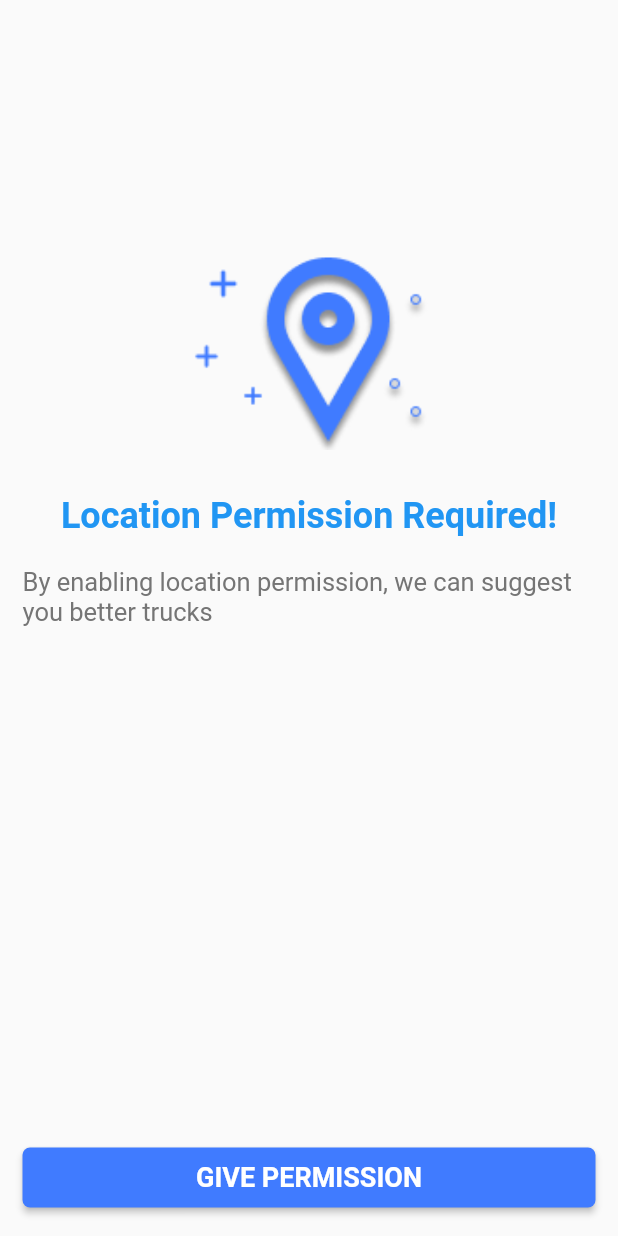
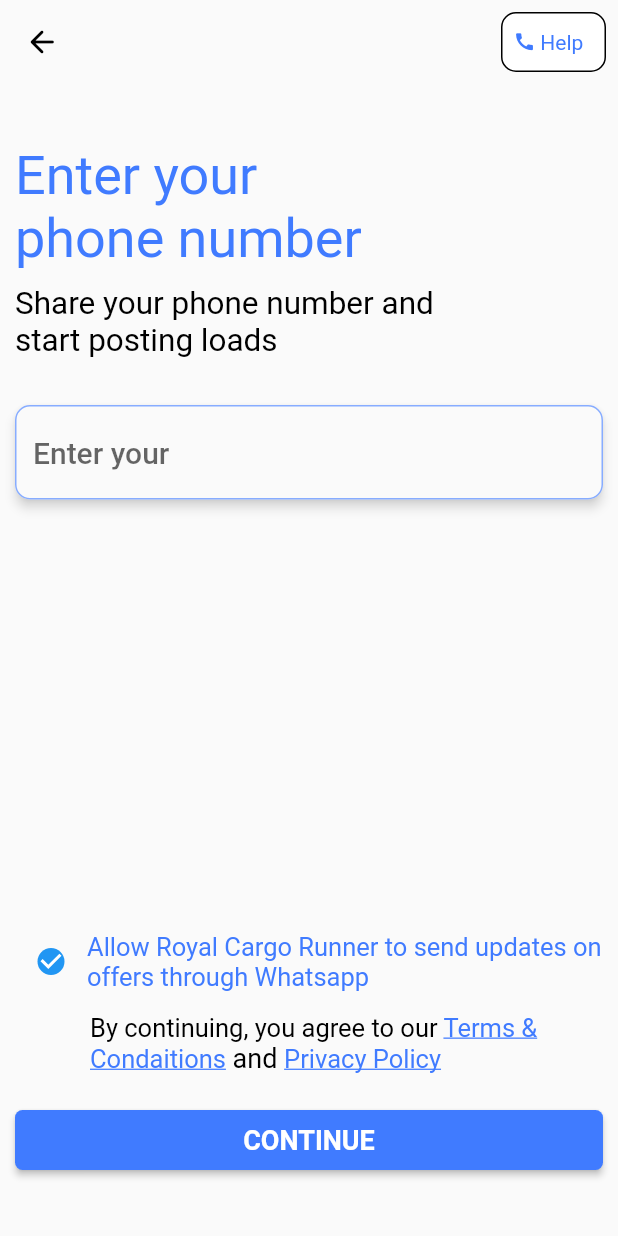
Before and after one commit to Abhishek617/transport_system, a Flutter app: the Location_Icon screen opened directly, after a tap on "GIVE PERMISSION", on a phone screen of 412 x 824 dp. Run offline on Flutter 3.47's test engine with Material 2 defaults, Android fonts, the phone set to English and light mode, and no system bars; our stand-ins replace intro_slider; Roboto replaces fonts that are missing (Roboto-Regular).

Commit message:
Registration

```diff
--- a/lib/screens/permission2.dart
+++ b/lib/screens/permission2.dart
@@ -1,5 +1,6 @@
 import 'package:flutter/material.dart';
 import 'package:royal_cargo/custom_widgets/appButtons.dart';
+import 'package:royal_cargo/screens/registration_screen.dart';
 import 'package:royal_cargo/utils/appStrings.dart';
 
 class Location_Icon extends StatefulWidget {
@@ -44,7 +45,11 @@
               child: AppButtons().kElevatedButton(
                   title: "GIVE PERMISSION",
                   context: context,
-                  onPressed: (){}),
+                  onPressed: (){
+                    Navigator.push(
+                      context,
+                      MaterialPageRoute(builder: (context) => Registration()),);
+                  }),
             )
           ],
         ),
--- /dev/null
+++ b/lib/screens/registration_screen.dart
@@ -0,0 +1,165 @@
+import 'package:flutter/material.dart';
+import 'package:royal_cargo/custom_widgets/appButtons.dart';
+import 'package:royal_cargo/utils/appStrings.dart';
+import 'package:flutter/gestures.dart';
+
+import '../utils/appColors.dart';
+
+class Registration extends StatefulWidget {
+  const Registration({Key? key}) : super(key: key);
+
+  @override
+  State<Registration> createState() => _RegistrationState();
+}
+
+class _RegistrationState extends State<Registration> {
+  bool isChecked = true;
+  TextEditingController mobileNumber = TextEditingController();
+
+  @override
+  Widget build(BuildContext context) {
+    return Scaffold(
+      appBar: AppBar(
+        elevation: 0,
+        backgroundColor: Colors.transparent,
+        leading: const Icon(
+          Icons.arrow_back_rounded,
+          color: Colors.black,
+        ),
+        actions: [
+          Padding(
+            padding: const EdgeInsets.all(8.0),
+            child: Container(
+              height: 1,
+              width: 70,
+              decoration: BoxDecoration(
+                  borderRadius: BorderRadius.circular(10),
+                  color: Colors.white,
+                  border: Border.all(color: Colors.black)
+                  //    borderRadius:Radius.circula
+                  ),
+              child: Center(
+                child: Row(
+                  mainAxisAlignment: MainAxisAlignment.center,
+                  children: const [
+                    Icon(
+                      Icons.call,
+                      color: AppColors.kBlue,
+                      size: 15,
+                    ),
+                    SizedBox(
+                      width: 3,
+                    ),
+                    Text(
+                      "Help  ",
+                      style: TextStyle(color: AppColors.kBlue),
+                    ),
+                  ],
+                ),
+              ),
+            ),
+          )
+        ],
+      ),
+      body: Padding(
+        padding: const EdgeInsets.symmetric(vertical: 40, horizontal: 10),
+        child: Column(
+          crossAxisAlignment: CrossAxisAlignment.start,
+          children: [
+            const Text(
+              AppStrings.kEnterPhnNo,
+              style: TextStyle(color: AppColors.kBlue, fontSize: 36),
+            ),
+            const SizedBox(
+              height: 10,
+            ),
+            const Text(
+              AppStrings.kPhnNoDesc,
+              style: TextStyle(color: AppColors.kBlack, fontSize: 21),
+            ),
+            const SizedBox(
+              height: 30,
+            ),
+            AppButtons().kTextFormField(
+                controller: mobileNumber,
+                keyboardType: TextInputType.number,
+                textInputAction: TextInputAction.newline),
+            const Spacer(),
+            Row(
+              children: [
+                Checkbox(
+                  //  checkColor: Colors.white,
+                  //fillColor: MaterialStateProperty.resolveWith(getColor),
+                  value: isChecked,
+                  shape: const CircleBorder(),
+                  onChanged: (bool? value) {
+                    setState(() {
+                      isChecked = value!;
+                    });
+                  },
+                ),
+                const Expanded(
+                    child: Text(
+                  AppStrings.kAllowWhatsappUpdates,
+                  style: TextStyle(
+                    fontSize: 17,
+                    color: AppColors.kBlue,
+                  ),
+                )),
+              ],
+            ),
+
+            Padding(
+              padding: const EdgeInsets.only(left: 40),
+              child: privacyPolicyLinkAndTermsOfService(),
+            ),
+            const SizedBox(
+              height: 10,
+            ),
+            AppButtons().kElevatedButton(
+                title: AppStrings.kCONTINUE, context: context, onPressed: () {})
+          ],
+        ),
+      ),
+    );
+  }
+
+  Widget privacyPolicyLinkAndTermsOfService() {
+    return Container(
+      alignment: Alignment.center,
+      padding: const EdgeInsets.all(10),
+      child: Center(
+          child: Text.rich(TextSpan(
+              text: 'By continuing, you agree to our ',
+              style: const TextStyle(fontSize: 17, color: AppColors.kBlack),
+              children: <TextSpan>[
+            TextSpan(
+                text: 'Terms & Condaitions',
+                style: const TextStyle(
+                  fontSize: 17,
+                  color: AppColors.kBlue,
+                  decoration: TextDecoration.underline,
+                ),
+                recognizer: TapGestureRecognizer()
+                  ..onTap = () {
+                    // code to open / launch terms of service link here
+                  }),
+            TextSpan(
+                text: ' and ',
+                style: const TextStyle(fontSize: 18, color: Colors.black),
+                children: <TextSpan>[
+                  TextSpan(
+                      text: 'Privacy Policy',
+                      style: const TextStyle(
+                          fontSize: 17,
+                          color: AppColors.kBlue,
+                          decoration: TextDecoration.underline),
+                      recognizer: TapGestureRecognizer()
+                        ..onTap = () {
+                          // code to open / launch privacy policy link here
+                        })
+                ])
+          ]))),
+    );
+  }
+}
--- a/lib/utils/appStrings.dart
+++ b/lib/utils/appStrings.dart
@@ -38,11 +38,11 @@
 
   //Register through Mobile Otp
   static const kEnterPhnNo = 'Enter your\nphone number';
-  static const kPhnNoDesc = 'Share your phone number and start posting loads';
+  static const kPhnNoDesc = 'Share your phone number and\nstart posting loads';
   static const kAllowWhatsappUpdates =
       'Allow Royal Cargo Runner to send updates on offers through Whatsapp';
   static const kAgreeTermsandPolicy =
-      'By continuing, you are agreeing to the Terms & Conditions and Privacy Policy  ';
+      'By continuing, you are agreeing to the Terms & Conditions and Privacy Policy';
   static const kCONTINUE = 'CONTINUE';
   static const kReceivingOTP = 'Receiving OTP';
   static const kRecieveOTP = 'You will receive the OTP on 1234567890';
--- /dev/null
+++ b/lib/utils/device_utils.dart
@@ -0,0 +1,38 @@
+//
+import 'package:flutter/material.dart';
+
+/// Helper class for device related operations.
+///
+class DeviceUtils {
+
+  ///
+  /// hides the keyboard if its already open
+  ///
+  static hideKeyboard(BuildContext context) {
+    FocusScope.of(context).unfocus();
+  }
+
+  ///
+  /// accepts a double [scale] and returns scaled sized based on the screen
+  /// orientation
+  ///
+  static double getScaledSize(BuildContext context, double scale) =>
+      scale *
+          (MediaQuery.of(context).orientation == Orientation.portrait
+              ? MediaQuery.of(context).size.width
+              : MediaQuery.of(context).size.height);
+
+  ///
+  /// accepts a double [scale] and returns scaled sized based on the screen
+  /// width
+  ///
+  static double getScaledWidth(BuildContext context, double scale) =>
+      scale * MediaQuery.of(context).size.width;
+
+  ///
+  /// accepts a double [scale] and returns scaled sized based on the screen
+  /// height
+  ///
+  static double getScaledHeight(BuildContext context, double scale) =>
+      scale * MediaQuery.of(context).size.height;
+}
--- /dev/null
+++ b/lib/utils/routes/routes.dart
@@ -0,0 +1,17 @@
+import 'package:flutter/material.dart';
+
+import '../../screens/permission2.dart';
+class Routes {
+  Routes._();
+
+  //static variables
+  static const String permission = '/screens';
+  //static const String login = '/login';
+  //static const String home = '/home';
+
+  static final routes = <String, WidgetBuilder>{
+    permission: (BuildContext context) => Location_Icon(),
+    //login: (BuildContext context) => LoginScreen(),
+    //home: (BuildContext context) => HomeScreen(),
+  };
+}
```
